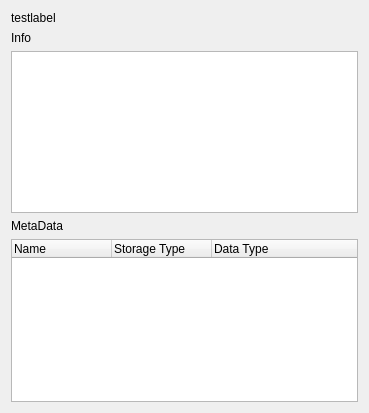
Old version of the form InfoWidget/InfoWidget.ui in the repository bendalab/NixView.
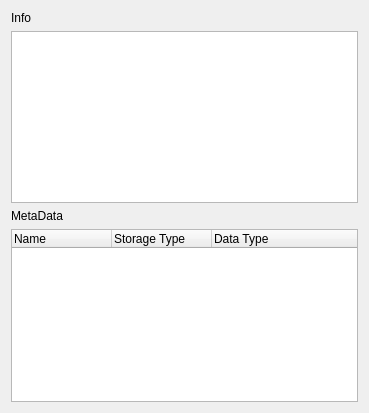
New version of the form.

Commit message: removed label

Patch:
```diff
--- a/InfoWidget/InfoWidget.ui
+++ b/InfoWidget/InfoWidget.ui
@@ -22,13 +22,6 @@
   <layout class="QGridLayout" name="gridLayout">
    <item row="0" column="0">
     <layout class="QVBoxLayout" name="verticalLayout">
-     <item>
-      <widget class="QLabel" name="test_label">
-       <property name="text">
-        <string>testlabel</string>
-       </property>
-      </widget>
-     </item>
      <item>
       <widget class="QLabel" name="info_label">
        <property name="text">
```
The commit also changes 1 other file.
